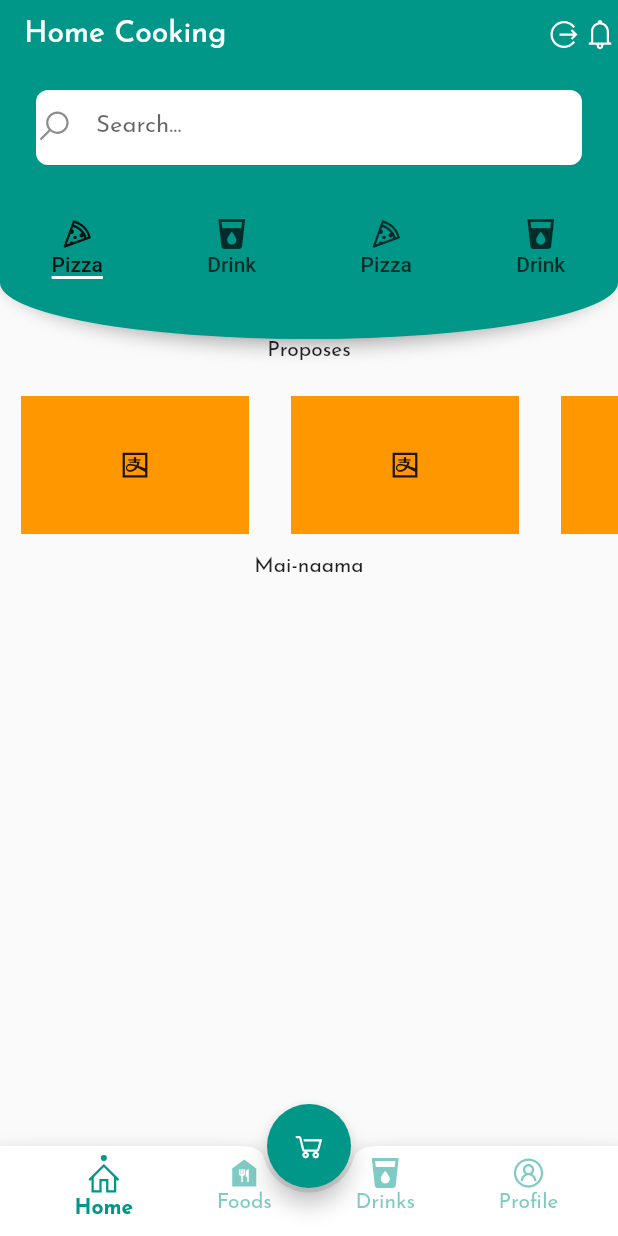
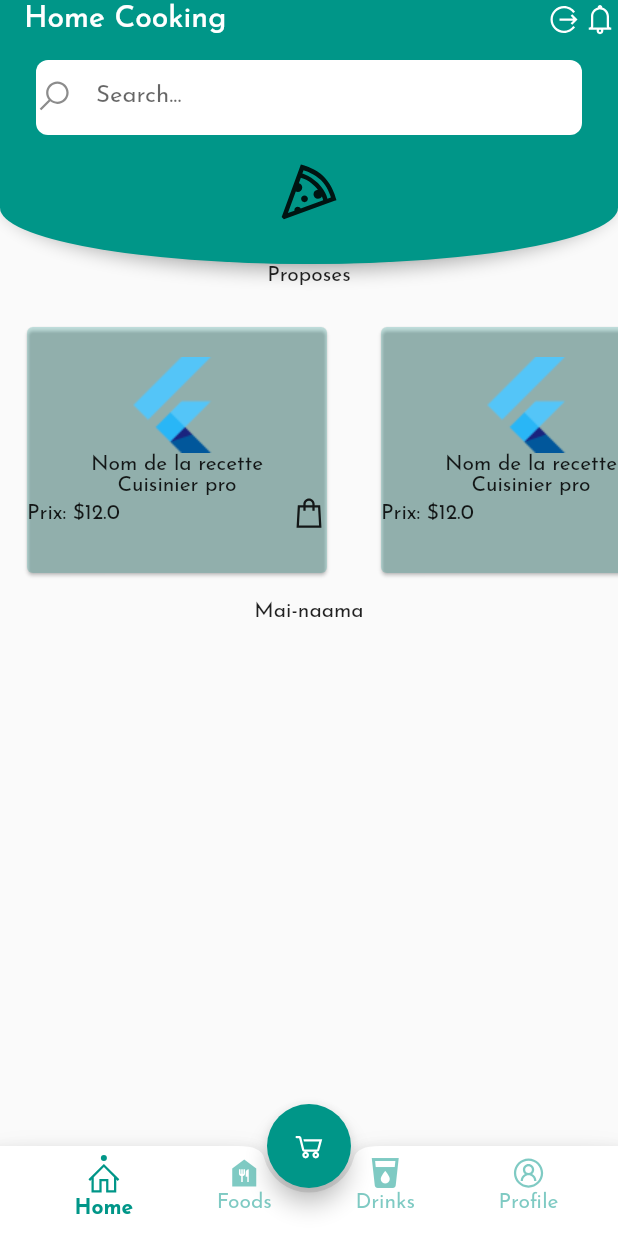
Before and after one commit to baimamboukar/home_cooking, a Flutter app: the screen it shows once a user with an empty profile is signed in, on a phone screen of 412 x 824 dp. Run offline on Flutter 3.47's test engine with Material 2 defaults, Android fonts, the light colour scheme and no system bars; our stand-ins replace cloud_firestore, firebase_auth, firebase_core, flutter_hooks, flutter_riverpod, get and 4 more; accounts and stored records are empty.

Commit message:
home view updated

```diff
--- a/lib/screens/home.dart
+++ b/lib/screens/home.dart
@@ -37,7 +37,7 @@ class Home extends HookWidget {
                 child: const Icon(LineIcons.bell))
           ],
           bottom: PreferredSize(
-            preferredSize: Size(Screen.width(context), 170),
+            preferredSize: Size(Screen.width(context), 120),
             child: Container(
               child: Column(
                 children: [
@@ -57,23 +57,10 @@ class Home extends HookWidget {
                           borderRadius: BorderRadius.circular(8.0)),
                     ),
                   ),
-                  const SizedBox(
-                    height: 20.0,
-                  ),
-                  TabBar(
-                      tabs: [
-                        label("Pizza", LineIcons.pizzaSlice),
-                        label("Drink", Icons.local_drink),
-                        label("Pizza", LineIcons.pizzaSlice),
-                        label("Drink", Icons.local_drink)
-                      ],
-                      physics: const ClampingScrollPhysics(),
-                      indicatorColor: Palette.light,
-                      indicatorSize: TabBarIndicatorSize.label,
-                      indicatorPadding: const EdgeInsets.only(top: 10.0))
+                  const Center(child: Icon(LineIcons.pizzaSlice, size: 48.0))
                 ],
               ),
-              height: 180.0,
+              height: 150.0,
               decoration: BoxDecoration(
                   color: Colors.teal,
                   borderRadius: BorderRadius.vertical(
@@ -81,14 +68,7 @@ class Home extends HookWidget {
             ),
           ),
         ),
-        body: TabBarView(
-          children: [
-            tab(),
-            tab(),
-            tab(),
-            tab(),
-          ],
-        ),
+        body: tab(),
         bottomNavigationBar: BottomAppBar(
           shape: const CircularNotchedRectangle(),
           notchMargin: 3.0,
@@ -133,25 +113,13 @@ Widget tab() {
       const SizedBox(
         height: 10.0,
       ),
-      SizedBox(
-        height: 120.0,
+      Container(
+        height: 200.0,
         child: ListView.builder(
           scrollDirection: Axis.horizontal,
           itemCount: 10,
-          prototypeItem: Container(
-              height: 100.0,
-              width: 180.0,
-              color: Palette.secondary,
-              child: const Center(child: Icon(LineIcons.alipay))),
           itemBuilder: (context, index) {
-            return Padding(
-              padding: const EdgeInsets.all(14.0),
-              child: Container(
-                  height: 150.0,
-                  width: 200.0,
-                  color: Palette.secondary,
-                  child: const Center(child: Icon(LineIcons.alipay))),
-            );
+            return food();
           },
         ),
       ),
@@ -161,3 +129,30 @@ Widget tab() {
     ],
   ));
 }
+
+Widget food() {
+  return Padding(
+    padding: const EdgeInsets.all(14.0),
+    child: Card(
+      color: Palette.primary.withOpacity(0.2),
+      child: Container(
+          height: 120.0,
+          width: 200.0,
+          child: Column(
+            children: [
+              const SizedBox(height: 20.0),
+              Image.asset("assets/images/flutter_logo.png"),
+              const Text("Nom de la recette"),
+              const Text("Cuisinier pro"),
+              Row(
+                mainAxisAlignment: MainAxisAlignment.spaceBetween,
+                children: const [
+                  Text("Prix: \$12.0"),
+                  Icon(LineIcons.shoppingBag),
+                ],
+              )
+            ],
+          )),
+    ),
+  );
+}
```
